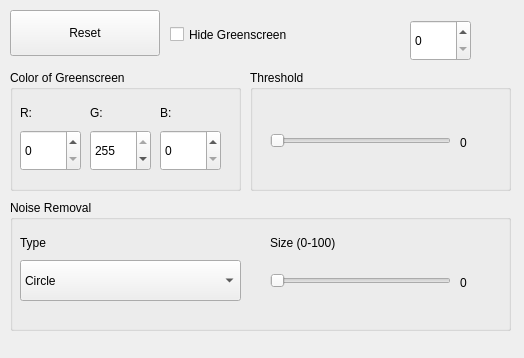
First picture: the form in greenscreen.ui, repository niv-d/python-greenscreen, before the edit.
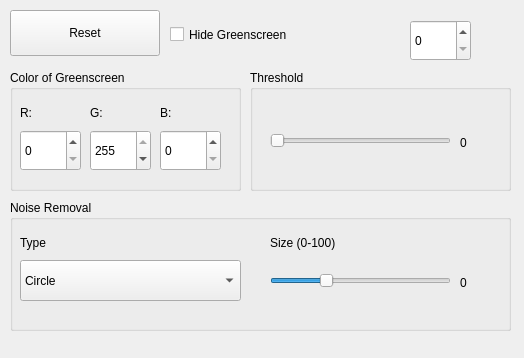
Second picture: the form after the edit.

Patch:
```diff
--- a/greenscreen.ui
+++ b/greenscreen.ui
@@ -105,9 +105,15 @@
        <height>41</height>
       </rect>
      </property>
+     <property name="minimum">
+      <number>1</number>
+     </property>
      <property name="maximum">
       <number>100</number>
      </property>
+     <property name="value">
+      <number>30</number>
+     </property>
      <property name="orientation">
       <enum>Qt::Horizontal</enum>
      </property>
```
